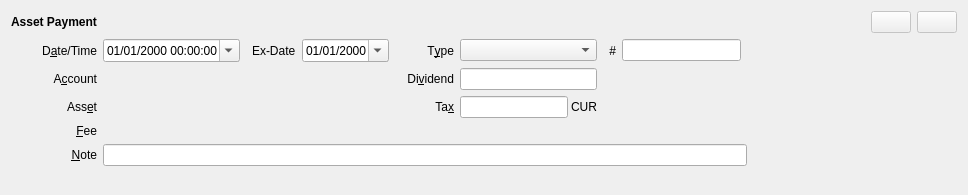
This is jal/ui/widgets/asset_payment_operation.ui in titov-vv/jal as Qt 5 draws it before an edit. The edited form follows.
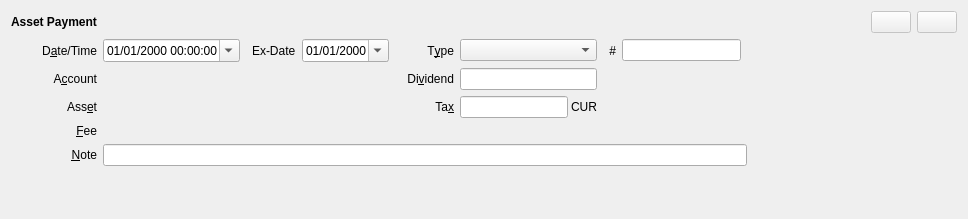
This is the edited form. Custom widgets are drawn as their Qt base class.

Commit message: FeeWidget placement in operation's widgets was improved.

What changed in the file:
```diff
--- a/jal/ui/widgets/asset_payment_operation.ui
+++ b/jal/ui/widgets/asset_payment_operation.ui
@@ -7,7 +7,7 @@
     <x>0</x>
     <y>0</y>
     <width>968</width>
-    <height>195</height>
+    <height>219</height>
    </rect>
   </property>
   <property name="windowTitle">
@@ -185,9 +185,6 @@
      </property>
     </widget>
    </item>
-   <item row="4" column="1" colspan="5">
-    <widget class="FeeWidget" name="fee_widget" native="true"/>
-   </item>
    <item row="5" column="0">
     <widget class="QLabel" name="note_label">
      <property name="text">
@@ -357,15 +354,12 @@
      </item>
     </layout>
    </item>
+   <item row="4" column="1" colspan="8">
+    <widget class="FeeWidget" name="fee_widget"/>
+   </item>
   </layout>
  </widget>
  <customwidgets>
-  <customwidget>
-   <class>FeeWidget</class>
-   <extends>QWidget</extends>
-   <header>jal/widgets/fee_widget.h</header>
-   <container>0</container>
-  </customwidget>
   <customwidget>
    <class>ReferenceSelectorWidget</class>
    <extends>QWidget</extends>
@@ -377,6 +371,11 @@
    <extends>QLabel</extends>
    <header>jal/widgets/account_select.h</header>
   </customwidget>
+  <customwidget>
+   <class>FeeWidget</class>
+   <extends>QWidget</extends>
+   <header>jal/widgets/fee_widget.h</header>
+  </customwidget>
  </customwidgets>
  <tabstops>
   <tabstop>timestamp_editor</tabstop>
```
Left out of the diff: 6 changed lines with no effect on the pictures. The commit also changes 15 other files.
